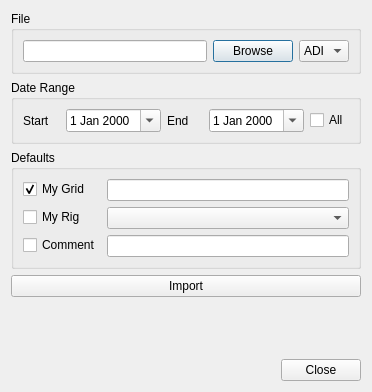
Old version of the form ui/importdialog.ui in the repository 7h0ma5/OpenShack.
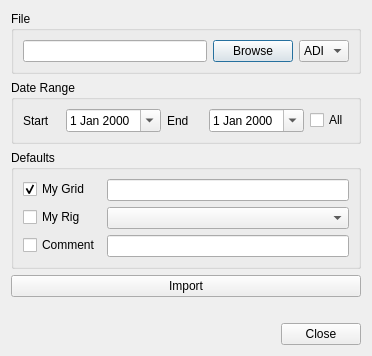
New version of the form.

```diff
--- a/ui/importdialog.ui
+++ b/ui/importdialog.ui
@@ -7,7 +7,7 @@
     <x>0</x>
     <y>0</y>
     <width>372</width>
-    <height>392</height>
+    <height>327</height>
    </rect>
   </property>
   <property name="windowTitle">
```
